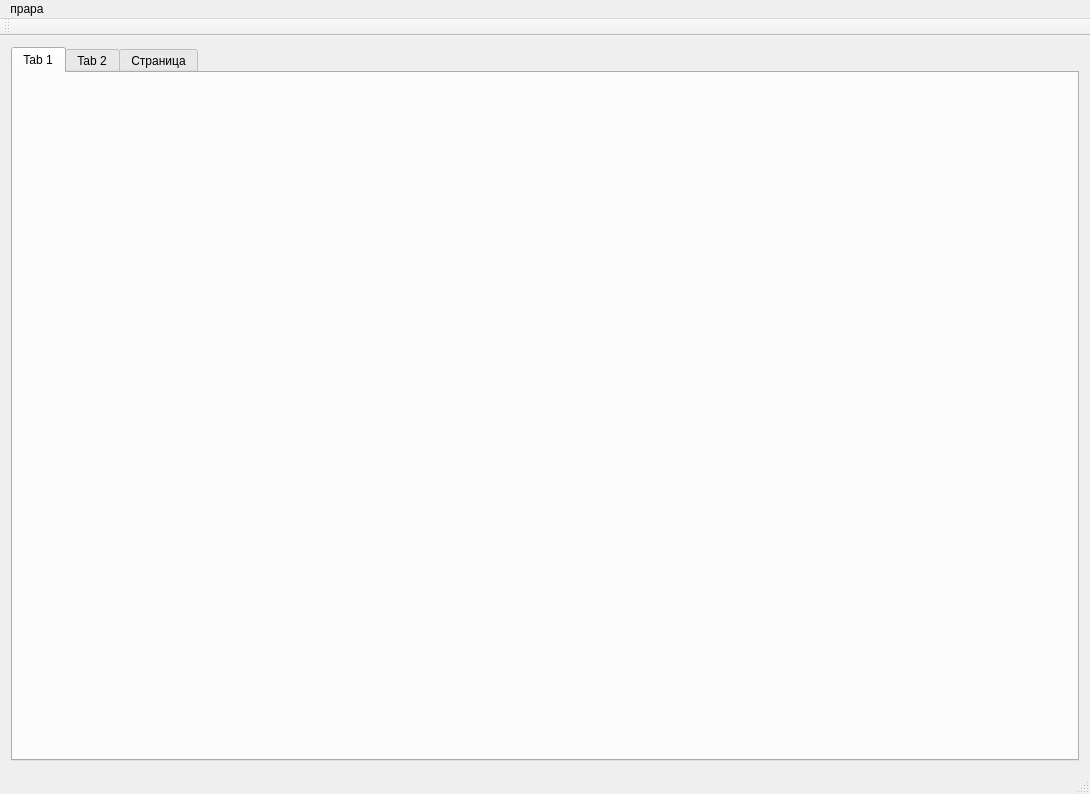
Before: the Qt Designer form mainwindow.ui in ildarorama/TemperatureJournal, drawn with Qt 5.
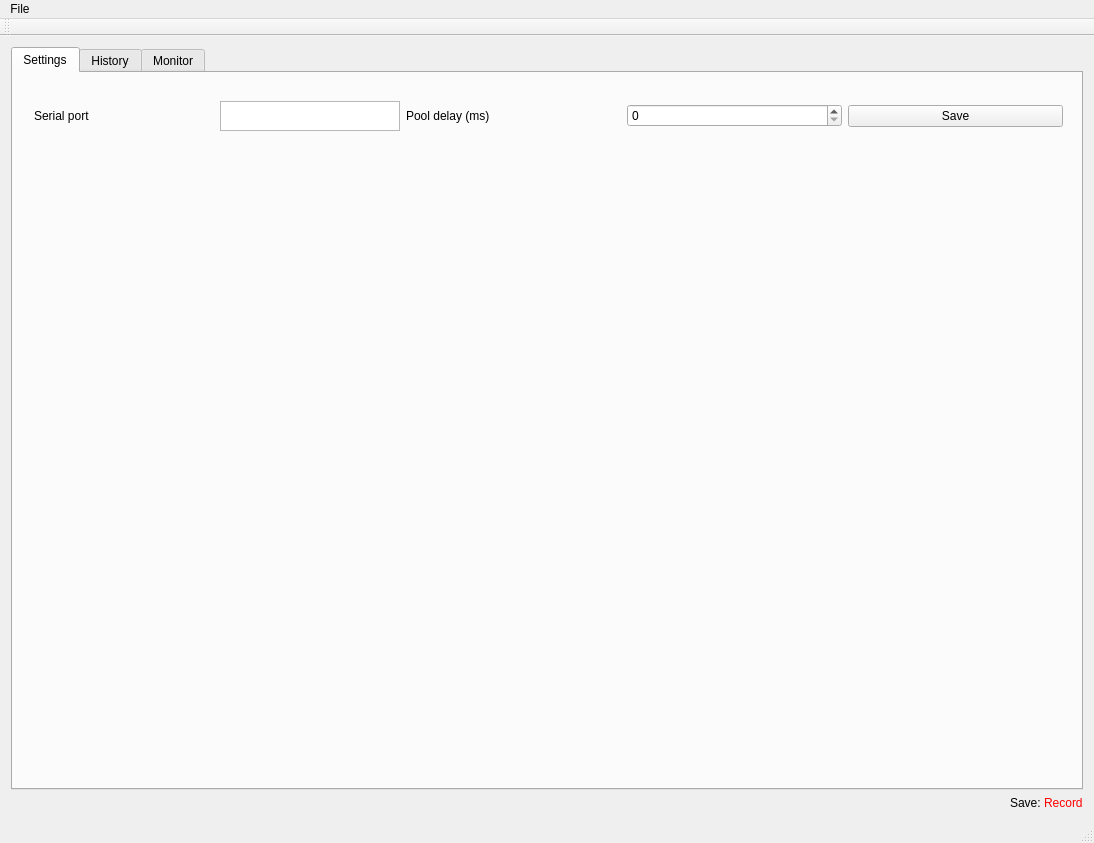
After: the same form once the commit is applied. The open tabs and pages were chosen to show the change.

Patch:
```diff
--- a/mainwindow.ui
+++ b/mainwindow.ui
@@ -6,8 +6,8 @@
    <rect>
     <x>0</x>
     <y>0</y>
-    <width>1090</width>
-    <height>789</height>
+    <width>1094</width>
+    <height>843</height>
    </rect>
   </property>
   <property name="windowTitle">
@@ -17,12 +17,18 @@
    <layout class="QVBoxLayout" name="verticalLayout_2">
     <item>
      <widget class="QTabWidget" name="tabWidget">
+      <property name="layoutDirection">
+       <enum>Qt::LeftToRight</enum>
+      </property>
+      <property name="autoFillBackground">
+       <bool>true</bool>
+      </property>
       <property name="currentIndex">
        <number>1</number>
       </property>
       <widget class="QWidget" name="tabGraph">
        <property name="sizePolicy">
-        <sizepolicy hsizetype="Maximum" vsizetype="Maximum">
+        <sizepolicy hsizetype="MinimumExpanding" vsizetype="MinimumExpanding">
          <horstretch>0</horstretch>
          <verstretch>0</verstretch>
         </sizepolicy>
@@ -34,13 +40,64 @@
         </size>
        </property>
        <attribute name="title">
-        <string>Tab 1</string>
+        <string>Settings</string>
        </attribute>
-       <layout class="QGridLayout" name="gridLayout_2"/>
+       <widget class="QWidget" name="widget_3" native="true">
+        <property name="geometry">
+         <rect>
+          <x>10</x>
+          <y>10</y>
+          <width>1051</width>
+          <height>66</height>
+         </rect>
+        </property>
+        <layout class="QHBoxLayout" name="horizontalLayout_4">
+         <item>
+          <widget class="QLabel" name="label_3">
+           <property name="maximumSize">
+            <size>
+             <width>180</width>
+             <height>30</height>
+            </size>
+           </property>
+           <property name="text">
+            <string>Serial port</string>
+           </property>
+          </widget>
+         </item>
+         <item>
+          <widget class="QTextEdit" name="edtPort">
+           <property name="maximumSize">
+            <size>
+             <width>180</width>
+             <height>30</height>
+            </size>
+           </property>
+          </widget>
+         </item>
+         <item>
+          <widget class="QLabel" name="label_5">
+           <property name="text">
+            <string>Pool delay (ms)</string>
+           </property>
+          </widget>
+         </item>
+         <item>
+          <widget class="QSpinBox" name="edtPool"/>
+         </item>
+         <item>
+          <widget class="QPushButton" name="pushButton_2">
+           <property name="text">
+            <string>Save</string>
+           </property>
+          </widget>
+         </item>
+        </layout>
+       </widget>
       </widget>
       <widget class="QWidget" name="tab_2">
        <attribute name="title">
-        <string>Tab 2</string>
+        <string>History</string>
        </attribute>
        <layout class="QVBoxLayout" name="verticalLayout">
         <property name="leftMargin">
@@ -174,7 +231,7 @@
                <number>2</number>
               </property>
               <item>
-               <widget class="QWidget" name="widget_4" native="true">
+               <widget class="QWidget" name="wdtHistory" native="true">
                 <layout class="QVBoxLayout" name="verticalLayout_6"/>
                </widget>
               </item>
@@ -188,7 +245,7 @@
       </widget>
       <widget class="QWidget" name="tab_3">
        <attribute name="title">
-        <string>Страница</string>
+        <string>Monitor</string>
        </attribute>
        <layout class="QHBoxLayout" name="horizontalLayout_2">
         <property name="leftMargin">
@@ -225,6 +282,63 @@
       </widget>
      </widget>
     </item>
+    <item>
+     <widget class="QWidget" name="widget_4" native="true">
+      <property name="maximumSize">
+       <size>
+        <width>16777215</width>
+        <height>60</height>
+       </size>
+      </property>
+      <layout class="QHBoxLayout" name="horizontalLayout_5">
+       <property name="spacing">
+        <number>0</number>
+       </property>
+       <property name="leftMargin">
+        <number>0</number>
+       </property>
+       <property name="topMargin">
+        <number>0</number>
+       </property>
+       <property name="rightMargin">
+        <number>0</number>
+       </property>
+       <property name="bottomMargin">
+        <number>0</number>
+       </property>
+       <item>
+        <widget class="QWidget" name="widget_6" native="true">
+         <property name="sizePolicy">
+          <sizepolicy hsizetype="MinimumExpanding" vsizetype="Preferred">
+           <horstretch>0</horstretch>
+           <verstretch>0</verstretch>
+          </sizepolicy>
+         </property>
+        </widget>
+       </item>
+       <item>
+        <widget class="QLabel" name="label_4">
+         <property name="sizePolicy">
+          <sizepolicy hsizetype="Minimum" vsizetype="Preferred">
+           <horstretch>0</horstretch>
+           <verstretch>0</verstretch>
+          </sizepolicy>
+         </property>
+         <property name="text">
+          <string>Save: </string>
+         </property>
+        </widget>
+       </item>
+       <item>
+        <widget class="QLabel" name="edtRecord">
+         <property name="text">
+          <string>&lt;html&gt;&lt;head/&gt;&lt;body&gt;&lt;p&gt;&lt;blink&gt;&lt;span style=&quot; color:#ff0000;&quot;&gt;Record&lt;/span&gt;&lt;blink&gt;&lt;/p&gt;&lt;/body&gt;&lt;/html&gt;</string>
+         </property>
+        </widget>
+       </item>
+      </layout>
+     </widget>
+    </item>
    </layout>
   </widget>
   <widget class="QMenuBar" name="menuBar">
@@ -232,13 +346,13 @@
     <rect>
      <x>0</x>
      <y>0</y>
-     <width>1090</width>
-     <height>22</height>
+     <width>1094</width>
+     <height>38</height>
     </rect>
    </property>
    <widget class="QMenu" name="menu">
     <property name="title">
-     <string>прара</string>
+     <string>File</string>
     </property>
    </widget>
    <addaction name="menu"/>
```
Left out of the diff: 29 changed lines with no effect on the pictures.
